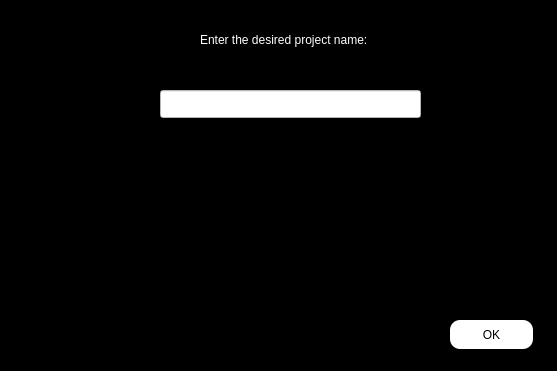
First picture: the form in enter/key_project_before.ui, repository Shayanrava/APproject, before the edit.
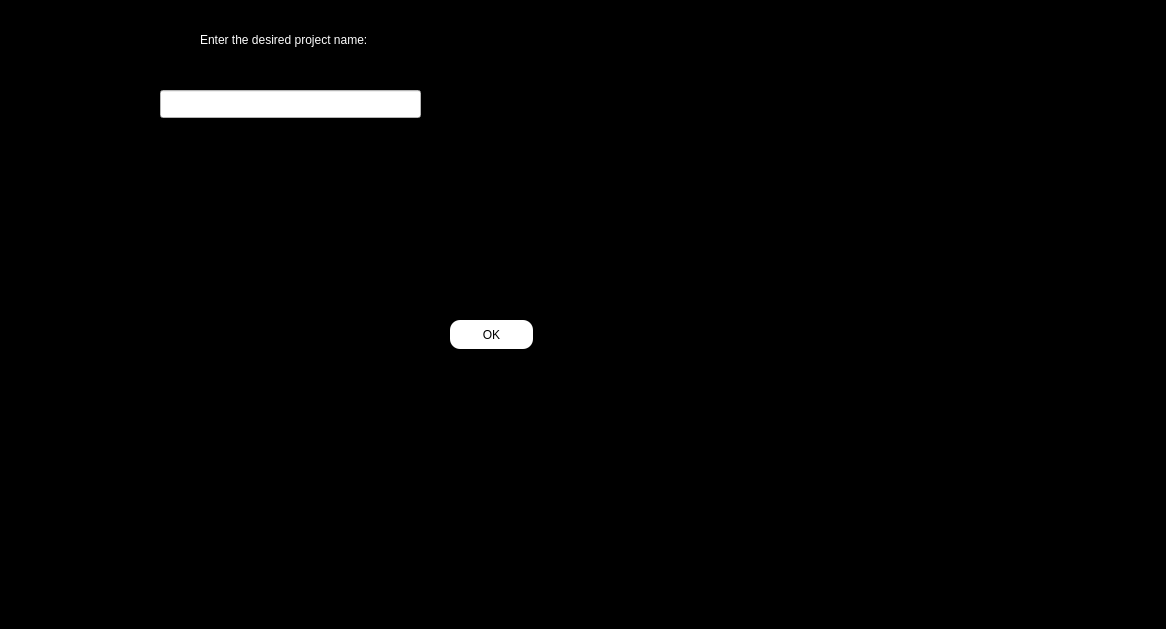
Second picture: the form after the edit.

```diff
--- a/enter/key_project_before.ui
+++ b/enter/key_project_before.ui
@@ -6,8 +6,8 @@
    <rect>
     <x>0</x>
     <y>0</y>
-    <width>557</width>
-    <height>371</height>
+    <width>1166</width>
+    <height>629</height>
    </rect>
   </property>
   <property name="windowTitle">
```
